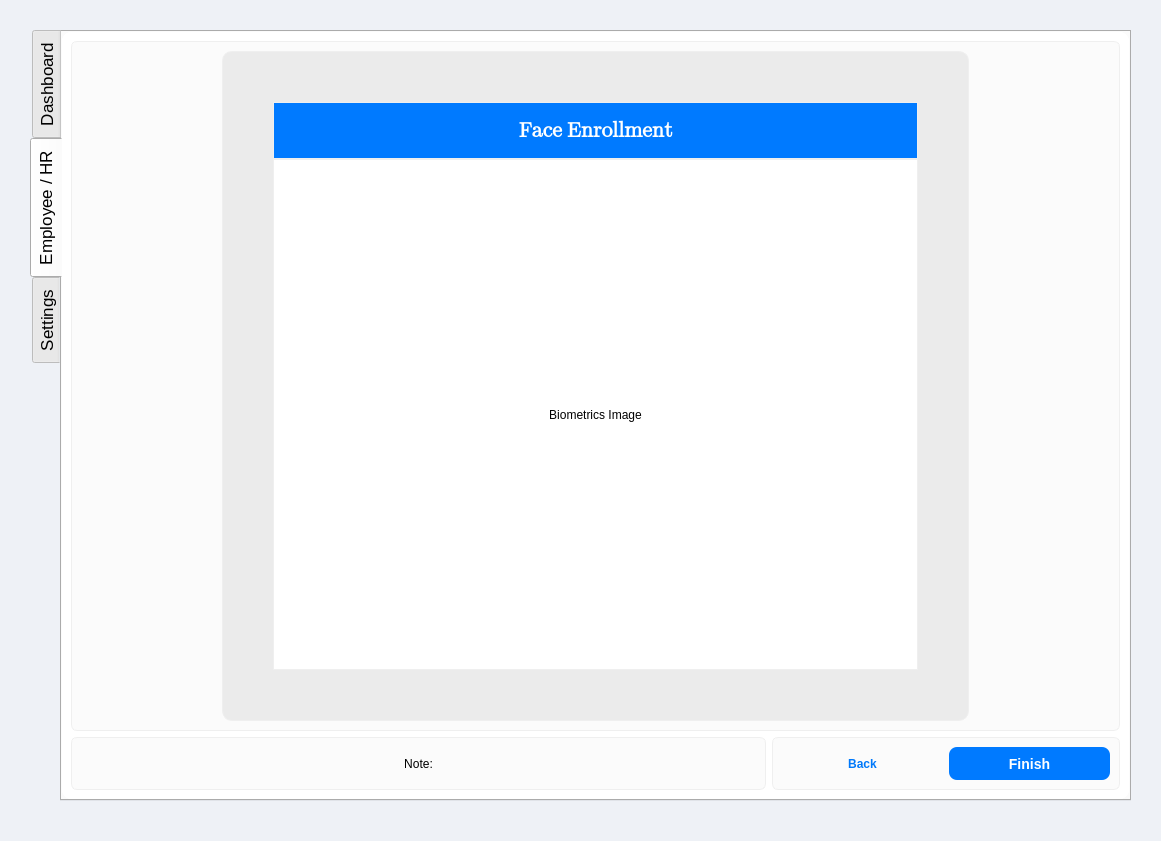
Before: the Qt Designer form EALS UI/v0.9/ui/admin.ui in maeven-tapa/cpet8_group8_workspace, drawn with Qt 5.
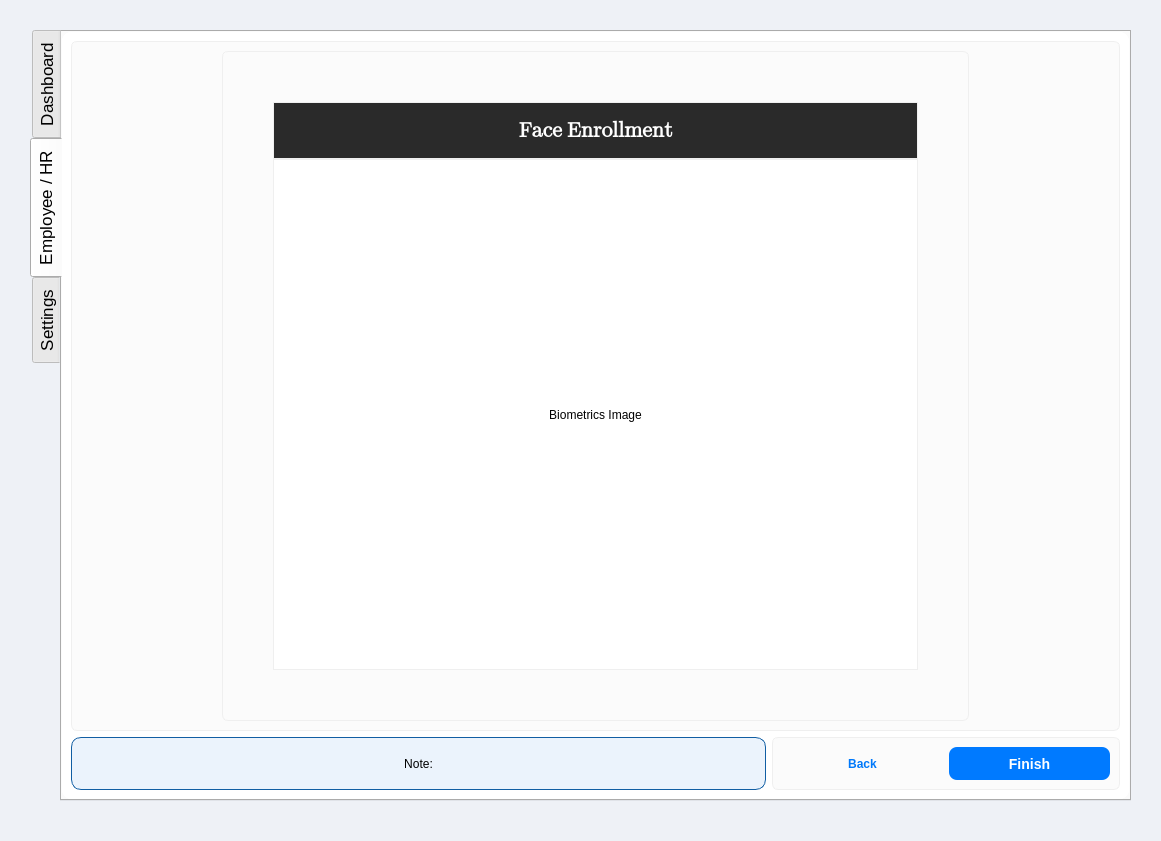
After: the same form once the commit is applied. The open tabs and pages were chosen to show the change. Icons and pictures are not drawn.

What changed in the file:
```diff
--- a/EALS UI/v0.9/ui/admin.ui
+++ b/EALS UI/v0.9/ui/admin.ui
@@ -6350,8 +6350,7 @@
                <item row="0" column="0">
                 <widget class="QFrame" name="frame_11">
                  <property name="styleSheet">
-                  <string notr="true">background-color: rgb(235, 235, 235);
-border-radius: 10px;</string>
+                  <string notr="true"/>
                  </property>
                  <property name="frameShape">
                   <enum>QFrame::Shape::StyledPanel</enum>
@@ -6378,8 +6377,8 @@
                   <item row="0" column="0">
                    <widget class="QFrame" name="frame_44">
                     <property name="styleSheet">
-                     <string notr="true">background-color: rgb(255, 255, 255);
-background-color: rgb(0, 122, 255);
+                     <string notr="true">background-color: rgb(42, 42, 42);
+color: rgb(224, 228, 233);
 border-radius: 0px;</string>
                     </property>
                     <property name="frameShape">
@@ -6436,9 +6435,8 @@
             <item row="1" column="0">
              <widget class="QFrame" name="frame_45">
               <property name="styleSheet">
-               <string notr="true">background-color: rgb(251, 251, 251);
-border: 1px solid rgb(239, 239, 239);
-border-radius:6px;</string>
+               <string notr="true">background-color: rgb(235, 243, 252);
+border: 1px solid rgb(17, 94, 163);</string>
               </property>
               <property name="frameShape">
                <enum>QFrame::Shape::StyledPanel</enum>
```
Left out of the diff: 2 changed lines with no effect on the pictures.
